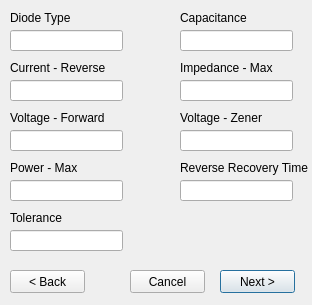
The window that AltiumPartsDB/diode_dlg.ui (fierst/parts-db-editor) describes before a commit, drawn with Qt 5.
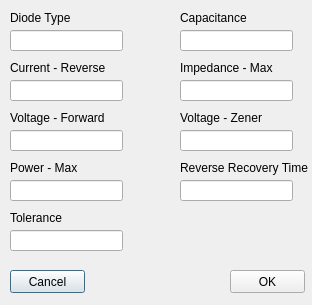
The same window after the commit.

The edit to the form file:
```diff
--- a/AltiumPartsDB/diode_dlg.ui
+++ b/AltiumPartsDB/diode_dlg.ui
@@ -223,23 +223,10 @@
     <string>Reverse Recovery Time</string>
    </property>
   </widget>
-  <widget class="QPushButton" name="btn_next">
-   <property name="geometry">
-    <rect>
-     <x>220</x>
-     <y>270</y>
-     <width>75</width>
-     <height>23</height>
-    </rect>
-   </property>
-   <property name="text">
-    <string>Next &gt;</string>
-   </property>
-  </widget>
   <widget class="QPushButton" name="btn_cancel">
    <property name="geometry">
     <rect>
-     <x>130</x>
+     <x>10</x>
      <y>270</y>
      <width>75</width>
      <height>23</height>
@@ -252,14 +239,14 @@
   <widget class="QPushButton" name="btn_back">
    <property name="geometry">
     <rect>
-     <x>10</x>
+     <x>230</x>
      <y>270</y>
      <width>75</width>
      <height>23</height>
     </rect>
    </property>
    <property name="text">
-    <string>&lt; Back</string>
+    <string>OK</string>
    </property>
   </widget>
  </widget>
```
Left out of the diff: 21 changed lines with no effect on the pictures.
